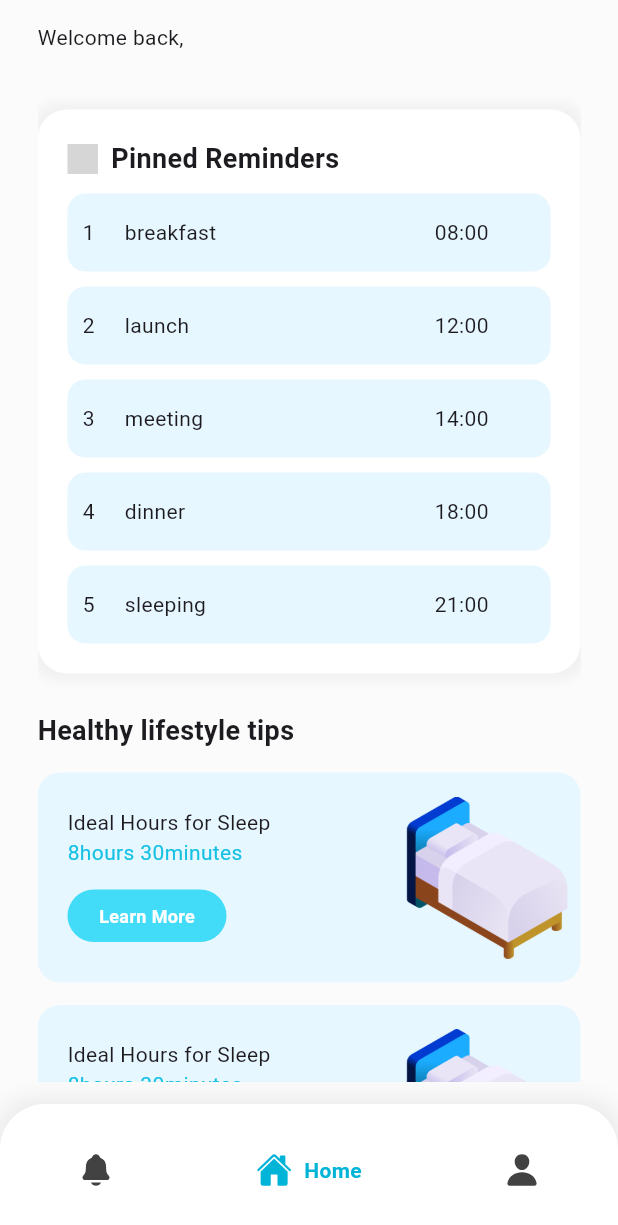
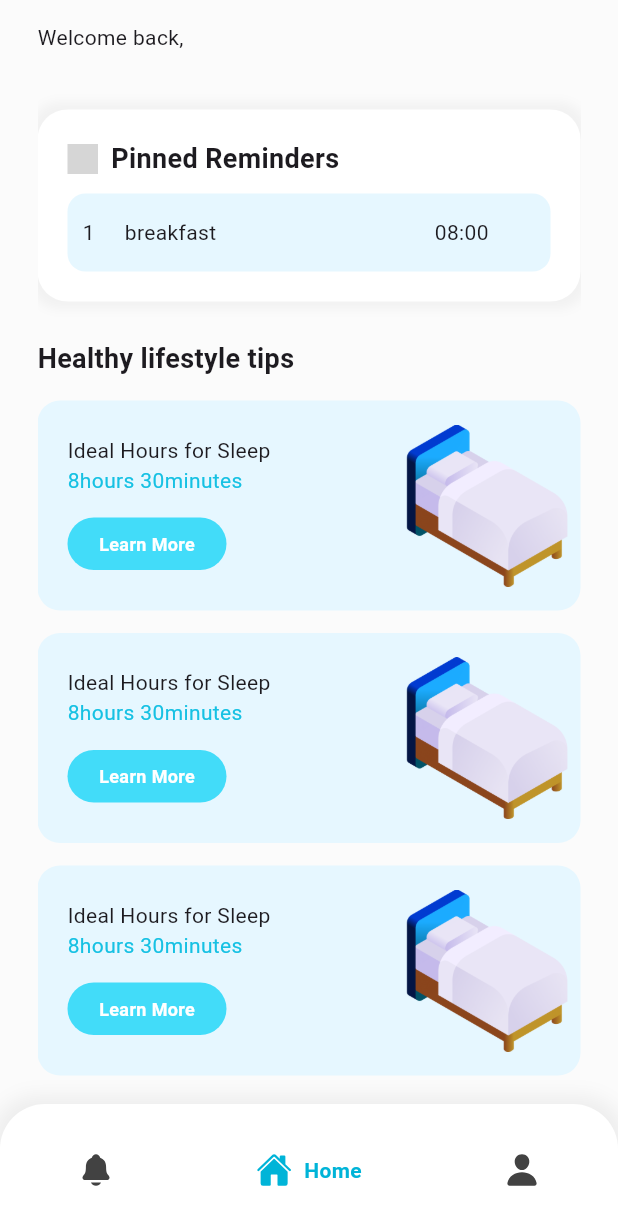
Before and after one commit to eowynnn/RemindIT, a Flutter app: the HomePage screen opened directly, on a phone screen of 412 x 824 dp. Shown: the top 1225 px of the screen. Run offline on Flutter 3.47's test engine with Material 3 defaults, Android fonts, the phone set to English and light mode, and no system bars; drawn by our look-alikes of google_nav_bar; our stand-ins replace cloud_firestore, firebase_auth, firebase_core, flutter_local_notifications, flutter_svg, fluttertoast and 4 more; accounts and stored records are empty; Roboto replaces fonts that are missing (SFProText); grey boxes are pictures that could not be loaded.

Commit message:
break: before scraping

```diff
--- a/lib/Screen/home_screen.dart
+++ b/lib/Screen/home_screen.dart
@@ -200,30 +200,6 @@ class _HomeScreenState extends State<HomeScreen> {
                         name: "breakfast",
                         time: "08:00",
                       ),
-                      SizedBox(height: 10),
-                      ListNotifWidget(
-                        no: "2",
-                        name: "launch",
-                        time: "12:00",
-                      ),
-                      SizedBox(height: 10),
-                      ListNotifWidget(
-                        no: "3",
-                        name: "meeting",
-                        time: "14:00",
-                      ),
-                      SizedBox(height: 10),
-                      ListNotifWidget(
-                        no: "4",
-                        name: "dinner",
-                        time: "18:00",
-                      ),
-                      SizedBox(height: 10),
-                      ListNotifWidget(
-                        no: "5",
-                        name: "sleeping",
-                        time: "21:00",
-                      ),
                     ],
                   ),
                 ),
--- a/lib/widgets/add_reminder.dart
+++ b/lib/widgets/add_reminder.dart
@@ -20,7 +20,11 @@ addReminder(BuildContext context, String uid) {
       reminderModel.time = timestamp;
       reminderModel.onOff = false;
       reminderModel.isPin = false;
-      reminderModel.title = titleController.text;
+      if (titleController.text.isNotEmpty) {
+        reminderModel.title = titleController.text;
+      } else {
+        reminderModel.title = 'Reminder';
+      }
       if (descController.text.isNotEmpty){
         reminderModel.description = descController.text;
       } else {
--- a/lib/widgets/list_notif.dart
+++ b/lib/widgets/list_notif.dart
@@ -1,6 +1,6 @@
 import 'package:flutter/material.dart';
 
-class ListNotifWidget extends StatelessWidget {
+class ListNotifWidget extends StatefulWidget {
   const ListNotifWidget({
     super.key,
     required this.no,
@@ -10,6 +10,12 @@ class ListNotifWidget extends StatelessWidget {
   final String no;
   final String name;
   final String time;
+
+  @override
+  State<ListNotifWidget> createState() => _ListNotifWidgetState();
+}
+
+class _ListNotifWidgetState extends State<ListNotifWidget> {
   @override
   Widget build(BuildContext context) {
     var media = MediaQuery.of(context).size;
@@ -20,7 +26,7 @@ class ListNotifWidget extends StatelessWidget {
       child: Row(
         children: [
           Text(
-            no,
+            widget.no,
             style: TextStyle(
               fontFamily: "SFProText",
             ),
@@ -32,7 +38,7 @@ class ListNotifWidget extends StatelessWidget {
               crossAxisAlignment: CrossAxisAlignment.start,
               children: [
                 Text(
-                  name,
+                  widget.name,
                   style: TextStyle(
                     fontFamily: "SFProText",
                   ),
@@ -41,7 +47,7 @@ class ListNotifWidget extends StatelessWidget {
             ),
           ),
           Text(
-            time,
+            widget.time,
             style: TextStyle(
               fontFamily: "SFProText",
             ),
```
Also changed, not shown: lib/Screen/notif_screen.dart (+17 -8 lines).
